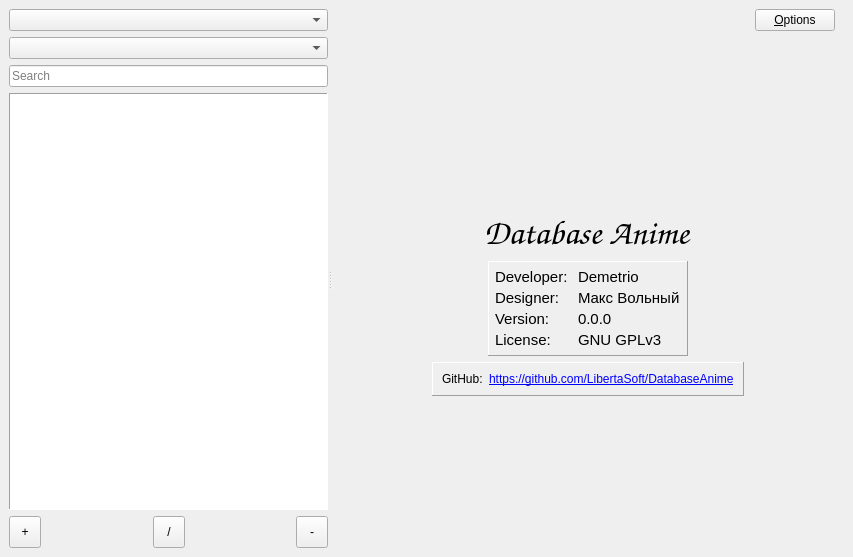
Old version of the form mainwindow.ui in the repository LibertaSoft/DatabaseAnime.
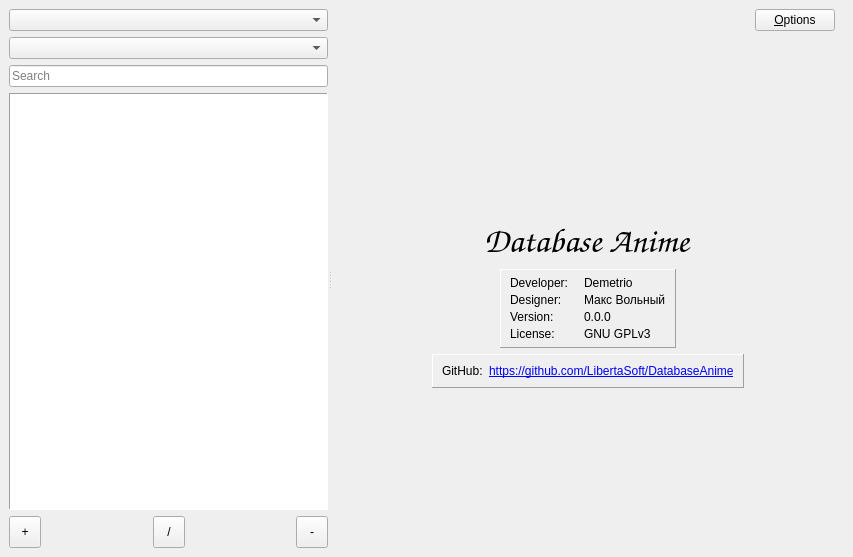
New version of the form. Icons and pictures are not drawn. Custom widgets are drawn as their Qt base class.

What changed in the file:
```diff
--- a/mainwindow.ui
+++ b/mainwindow.ui
@@ -373,12 +373,6 @@
            </item>
            <item>
             <widget class="QFrame" name="frame_AppInfo">
-             <property name="minimumSize">
-              <size>
-               <width>200</width>
-               <height>0</height>
-              </size>
-             </property>
              <property name="frameShape">
               <enum>QFrame::Panel</enum>
              </property>
@@ -387,33 +381,25 @@
              </property>
              <layout class="QFormLayout" name="formLayout">
               <property name="horizontalSpacing">
-               <number>10</number>
+               <number>16</number>
               </property>
               <property name="verticalSpacing">
                <number>3</number>
               </property>
               <property name="leftMargin">
-               <number>6</number>
+               <number>9</number>
               </property>
               <property name="topMargin">
                <number>6</number>
               </property>
               <property name="rightMargin">
-               <number>6</number>
+               <number>9</number>
               </property>
               <property name="bottomMargin">
                <number>6</number>
               </property>
               <item row="0" column="0">
                <widget class="QLabel" name="Lbl_TCoder">
-                <property name="font">
-                 <font>
-                  <family>Cantarell</family>
-                  <pointsize>11</pointsize>
-                  <stylestrategy>PreferAntialias</stylestrategy>
-                  <kerning>true</kerning>
-                 </font>
-                </property>
                 <property name="text">
                  <string>Developer:</string>
                 </property>
@@ -421,14 +407,6 @@
               </item>
               <item row="0" column="1">
                <widget class="QLabel" name="Lbl_VCoder">
-                <property name="font">
-                 <font>
-                  <family>Cantarell</family>
-                  <pointsize>11</pointsize>
-                  <stylestrategy>PreferAntialias</stylestrategy>
-                  <kerning>true</kerning>
-                 </font>
-                </property>
                 <property name="text">
                  <string notr="true" extracomment="Label Value Coder">Demetrio</string>
                 </property>
@@ -442,14 +420,6 @@
                   <verstretch>0</verstretch>
                  </sizepolicy>
                 </property>
-                <property name="font">
-                 <font>
-                  <family>Cantarell</family>
-                  <pointsize>11</pointsize>
-                  <stylestrategy>PreferAntialias</stylestrategy>
-                  <kerning>true</kerning>
-                 </font>
-                </property>
                 <property name="text">
                  <string>Designer:</string>
                 </property>
@@ -457,14 +427,6 @@
               </item>
               <item row="1" column="1">
                <widget class="QLabel" name="Lbl_VDesignAuthor">
-                <property name="font">
-                 <font>
-                  <family>Cantarell</family>
-                  <pointsize>11</pointsize>
-                  <stylestrategy>PreferAntialias</stylestrategy>
-                  <kerning>true</kerning>
-                 </font>
-                </property>
                 <property name="text">
                  <string notr="true" extracomment="Label Value Design Author">Макс Вольный</string>
                 </property>
@@ -472,14 +434,6 @@
               </item>
               <item row="2" column="0">
                <widget class="QLabel" name="Lbl_TVersion">
-                <property name="font">
-                 <font>
-                  <family>Cantarell</family>
-                  <pointsize>11</pointsize>
-                  <stylestrategy>PreferAntialias</stylestrategy>
-                  <kerning>true</kerning>
-                 </font>
-                </property>
                 <property name="text">
                  <string>Version:</string>
                 </property>
@@ -487,14 +441,6 @@
               </item>
               <item row="2" column="1">
                <widget class="QLabel" name="Lbl_VVersion">
-                <property name="font">
-                 <font>
-                  <family>Cantarell</family>
-                  <pointsize>11</pointsize>
-                  <stylestrategy>PreferAntialias</stylestrategy>
-                  <kerning>true</kerning>
-                 </font>
-                </property>
                 <property name="text">
                  <string notr="true" extracomment="[unsed]">0.0.0</string>
                 </property>
@@ -502,14 +448,6 @@
               </item>
               <item row="3" column="0">
                <widget class="QLabel" name="Lbl_TLicense">
-                <property name="font">
-                 <font>
-                  <family>Cantarell</family>
-                  <pointsize>11</pointsize>
-                  <stylestrategy>PreferAntialias</stylestrategy>
-                  <kerning>true</kerning>
-                 </font>
-                </property>
                 <property name="text">
                  <string>License:</string>
                 </property>
@@ -517,14 +455,6 @@
               </item>
               <item row="3" column="1">
                <widget class="QLabel" name="Lbl_VLicense">
-                <property name="font">
-                 <font>
-                  <family>Cantarell</family>
-                  <pointsize>11</pointsize>
-                  <stylestrategy>PreferAntialias</stylestrategy>
-                  <kerning>true</kerning>
-                 </font>
-                </property>
                 <property name="toolTip">
                  <string notr="true"/>
                 </property>
```
